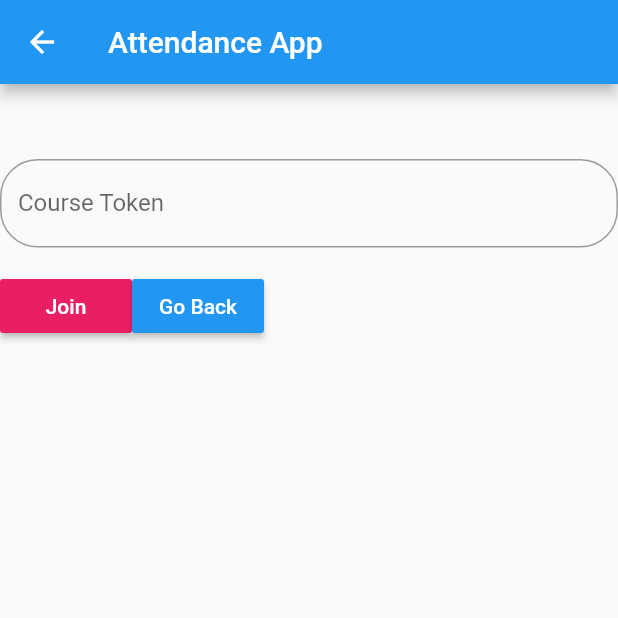
After one commit to Aadiyaara/attendance_app, a Flutter app: the JoinCourse screen opened by its route, on a phone screen of 412 x 824 dp, the top half of it. The commit adds this screen. Run offline on Flutter 3.47's test engine with Material 2 defaults, Android fonts, the phone set to English and light mode, and no system bars; our stand-ins replace font_awesome_flutter, graphql_flutter, shared_preferences; missing offline and left inert: flutter_sparkline; accounts and stored records are empty; Roboto replaces fonts that are missing (Poppins); statements that could not run were skipped; project files that could hold a hidden picture were left out.

Commit message:
Student UI Fixes

```diff
--- /dev/null
+++ b/lib/components/student/join_course.dart
@@ -0,0 +1,109 @@
+import 'package:flutter/material.dart';
+import 'package:graphql_flutter/graphql_flutter.dart';
+
+class JoinCourse extends StatelessWidget {
+
+  TextEditingController courseTokenController = new TextEditingController();
+
+  Mutation joinCourse(context) {
+    return Mutation(
+      options: MutationOptions(document: """
+        mutation joinCourse(\$token: String!){
+          joinCourse(token: \$token) {
+            name
+          }
+        }
+      """),
+      builder: (
+          RunMutation runMutation,
+          QueryResult result,
+          ) {
+        return RaisedButton(
+          onPressed: () => joinNewCourse(runMutation),
+          child: Text('Join'),
+          color: Colors.pink, //specify background color for the button here
+          colorBrightness: Brightness.dark, //specify the color brightness here, either `Brightness.dark` for darl and `Brightness.light` for light
+          disabledColor: Colors.blueGrey, // specify color when the button is disabled
+          highlightColor: Colors.red, //color when the button is being actively pressed, quickly fills the button and fades out after
+          padding: EdgeInsets.symmetric(horizontal: 8.0, vertical: 5.0),
+        );
+      },
+      onCompleted: (dynamic res) {
+        if (res == null) {
+          createAlertDialog(context, "Error", "No Such Session");
+        } else {
+          print(res);
+          createAlertDialog(context, "Success", "Course: ${res["joinCourse"]["name"]}");
+        }
+      },
+    );
+  }
+
+  void joinNewCourse(runMutation) {
+    runMutation({
+      "token": courseTokenController.text,
+    });
+  }
+
+  createAlertDialog (BuildContext context, String title, String content) {
+    return showDialog(context: context, builder: (context) {
+      return AlertDialog(
+        title: Text(title),
+        content: Text(content),
+      );
+    });
+  }
+
+  @override
+  Widget build(BuildContext context) {
+    // TODO: implement build
+    return Scaffold(
+      appBar: AppBar(
+        title: Text("Attendance App"),
+      ),
+      body: Column(
+        children: <Widget>[
+          Padding(padding: EdgeInsets.only(top: 50.0)),
+          TextFormField(
+            controller: courseTokenController,
+            decoration: new InputDecoration(
+              labelText: "Course Token",
+              fillColor: Colors.white,
+              border: new OutlineInputBorder(
+                borderRadius: new BorderRadius.circular(25.0),
+                borderSide: new BorderSide(),
+              ),
+              //fillColor: Colors.green
+            ),
+            validator: (val) {
+              if (val.length == 0) {
+                return "Course cannot be empty";
+              } else {
+                return null;
+              }
+            },
+            keyboardType: TextInputType.emailAddress,
+            style: TextStyle(
+              fontFamily: "Poppins",
+            ),
+          ),
+          Padding(padding: EdgeInsets.only(top: 15.0)),
+          Row(
+            children: <Widget>[
+              joinCourse(context),
+              RaisedButton(
+                onPressed: () => Navigator.popAndPushNamed(context, '/student'),
+                child: Text('Go Back'),
+                color: Colors.blue, //specify background color for the button here
+                colorBrightness: Brightness.dark, //specify the color brightness here, either `Brightness.dark` for darl and `Brightness.light` for light
+                disabledColor: Colors.blueGrey, // specify color when the button is disabled
+                highlightColor: Colors.red, //color when the button is being actively pressed, quickly fills the button and fades out after
+                padding: EdgeInsets.symmetric(horizontal: 8.0, vertical: 5.0),
+              )
+            ],
+          )
+        ],
+      ),
+    );
+  }
+}
--- a/lib/components/teacher/teacher.dart
+++ b/lib/components/teacher/teacher.dart
@@ -64,8 +64,8 @@ class _TeacherState extends State<Teacher> {
               height: MediaQuery.of(context).size.height * 0.16,
 //              color: Colors.pink,
               child: Container (
-              margin: EdgeInsets.symmetric(vertical: 25.0, horizontal: 54.0),
-              child: Material (
+                margin: EdgeInsets.symmetric(vertical: 25.0, horizontal: 54.0),
+                child: Material (
                 elevation: 8.0,
                 color: Colors.black,
                 borderRadius: BorderRadius.circular(32.0),
--- a/lib/main.dart
+++ b/lib/main.dart
@@ -10,6 +10,8 @@ import './components/teacher/Sessions.dart';
 
 // GraphQL Provider
 import 'package:graphql_flutter/graphql_flutter.dart';
+
+import './components/student/join_course.dart';
 
 //Temporary
 import 'workflow/pages/main_page.dart';
@@ -74,6 +76,7 @@ class MyApp extends StatelessWidget {
           '/course': (BuildContext context)=> Course(),
           '/sessions': (BuildContext context)=> Session(),
           '/createSess': (BuildContext context)=> CreateSession(),
+          '/joinCourse': (BuildContext context)=> JoinCourse(),
         },
       ),
       client: client,
```
Also changed, not shown: lib/components/student/student.dart (+25 -77 lines).
